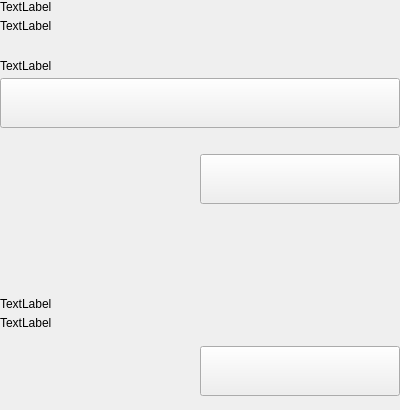
This is src/qt/vitae/settings/forms/settingsbackupwallet.ui in VitaeTeam/Vitae as Qt 5 draws it before an edit. The edited form follows.
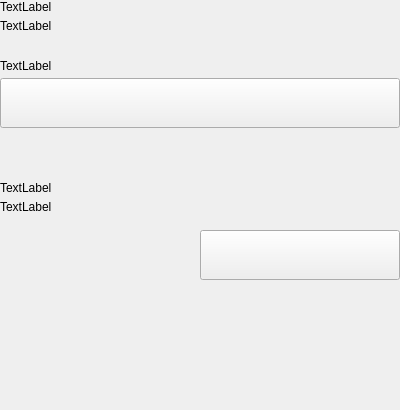
This is the edited form.

Commit message: Merge #1424: [GUI] One-click export to file

```diff
--- a/src/qt/vitae/settings/forms/settingsbackupwallet.ui
+++ b/src/qt/vitae/settings/forms/settingsbackupwallet.ui
@@ -117,64 +117,6 @@
         </item>
        </layout>
       </item>
-      <item>
-       <spacer name="verticalSpacer_4">
-        <property name="orientation">
-         <enum>Qt::Vertical</enum>
-        </property>
-        <property name="sizeType">
-         <enum>QSizePolicy::Fixed</enum>
-        </property>
-        <property name="sizeHint" stdset="0">
-         <size>
-          <width>20</width>
-          <height>20</height>
-         </size>
-        </property>
-       </spacer>
-      </item>
-      <item>
-       <layout class="QHBoxLayout" name="horizontalLayout_7">
-        <item>
-         <spacer name="horizontalSpacer_5">
-          <property name="orientation">
-           <enum>Qt::Horizontal</enum>
-          </property>
-          <property name="sizeType">
-           <enum>QSizePolicy::Expanding</enum>
-          </property>
-          <property name="sizeHint" stdset="0">
-           <size>
-            <width>40</width>
-            <height>20</height>
-           </size>
-          </property>
-         </spacer>
-        </item>
-        <item>
-         <widget class="QPushButton" name="pushButtonSave">
-          <property name="minimumSize">
-           <size>
-            <width>200</width>
-            <height>50</height>
-           </size>
-          </property>
-          <property name="maximumSize">
-           <size>
-            <width>200</width>
-            <height>50</height>
-           </size>
-          </property>
-          <property name="focusPolicy">
-           <enum>Qt::NoFocus</enum>
-          </property>
-          <property name="text">
-           <string/>
-          </property>
-         </widget>
-        </item>
-       </layout>
-      </item>
       <item>
        <spacer name="verticalSpacer_2">
         <property name="orientation">
@@ -207,19 +149,6 @@
         </property>
        </widget>
       </item>
-      <item>
-       <spacer name="verticalSpacer_3">
-        <property name="orientation">
-         <enum>Qt::Vertical</enum>
-        </property>
-        <property name="sizeHint" stdset="0">
-         <size>
-          <width>20</width>
-          <height>40</height>
-         </size>
-        </property>
-       </spacer>
-      </item>
       <item>
        <layout class="QVBoxLayout" name="verticalLayoutTitle_2">
         <property name="spacing">
```
The commit also changes 5 other files.
